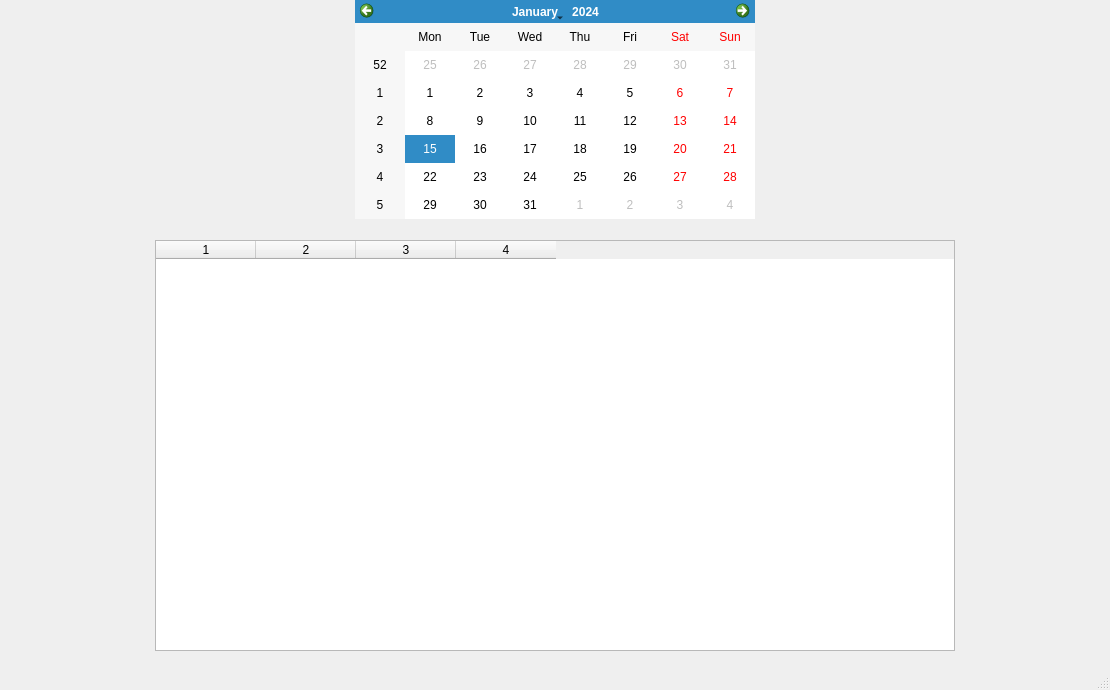
Alpmild/SchoolProject, file Interfaces/UserWindow.ui: the form before one commit.
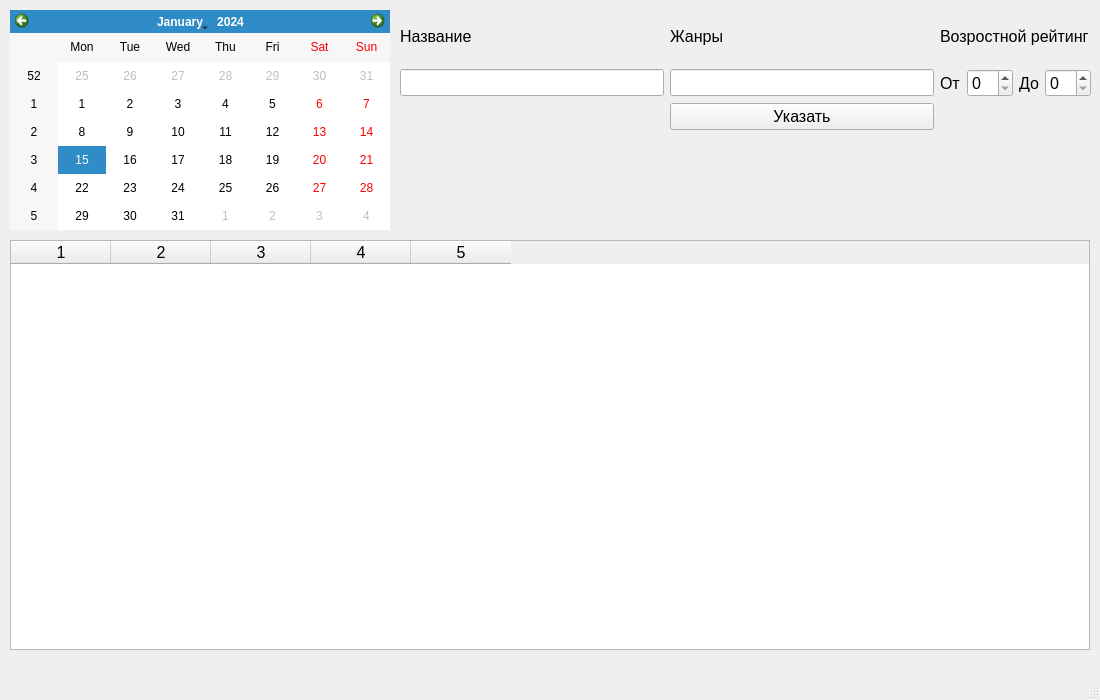
The form after the commit.

Patch:
```diff
--- a/Interfaces/UserWindow.ui
+++ b/Interfaces/UserWindow.ui
@@ -6,65 +6,162 @@
    <rect>
     <x>0</x>
     <y>0</y>
-    <width>1110</width>
-    <height>690</height>
+    <width>1100</width>
+    <height>700</height>
    </rect>
   </property>
   <property name="windowTitle">
    <string>MainWindow</string>
   </property>
   <widget class="QWidget" name="centralwidget">
-   <widget class="QTableWidget" name="FilmsTable">
+   <widget class="QWidget" name="gridLayoutWidget_4">
     <property name="geometry">
      <rect>
-      <x>155</x>
-      <y>240</y>
-      <width>800</width>
-      <height>411</height>
+      <x>400</x>
+      <y>10</y>
+      <width>691</width>
+      <height>120</height>
      </rect>
     </property>
-    <property name="minimumSize">
-     <size>
-      <width>800</width>
-      <height>300</height>
-     </size>
-    </property>
-    <property name="maximumSize">
-     <size>
-      <width>800</width>
-      <height>500</height>
-     </size>
-    </property>
-    <property name="styleSheet">
-     <string notr="true">font: 12pt &quot;MS Shell Dlg 2&quot;;</string>
-    </property>
-    <property name="columnCount">
-     <number>4</number>
-    </property>
-    <column/>
-    <column/>
-    <column/>
-    <column/>
+    <layout class="QGridLayout" name="gridLayout_4">
+     <item row="1" column="1">
+      <widget class="QLineEdit" name="GenresLine">
+       <property name="font">
+        <font>
+         <pointsize>12</pointsize>
+        </font>
+       </property>
+       <property name="readOnly">
+        <bool>true</bool>
+       </property>
+      </widget>
+     </item>
+     <item row="0" column="2">
+      <widget class="QLabel" name="label_9">
+       <property name="font">
+        <font>
+         <pointsize>12</pointsize>
+        </font>
+       </property>
+       <property name="text">
+        <string>Возростной рейтинг</string>
+       </property>
+      </widget>
+     </item>
+     <item row="0" column="1">
+      <widget class="QLabel" name="label_10">
+       <property name="font">
+        <font>
+         <pointsize>12</pointsize>
+        </font>
+       </property>
+       <property name="text">
+        <string>Жанры</string>
+       </property>
+      </widget>
+     </item>
+     <item row="1" column="2">
+      <layout class="QGridLayout" name="gridLayout_5">
+       <item row="0" column="3">
+        <widget class="QSpinBox" name="EndRatingSpinBox">
+         <property name="font">
+          <font>
+           <pointsize>12</pointsize>
+          </font>
+         </property>
+        </widget>
+       </item>
+       <item row="0" column="1">
+        <widget class="QSpinBox" name="StartRatingSpinBox">
+         <property name="font">
+          <font>
+           <pointsize>12</pointsize>
+          </font>
+         </property>
+        </widget>
+       </item>
+       <item row="0" column="0">
+        <widget class="QLabel" name="label_6">
+         <property name="font">
+          <font>
+           <pointsize>12</pointsize>
+           <weight>50</weight>
+           <bold>false</bold>
+          </font>
+         </property>
+         <property name="text">
+          <string>От</string>
+         </property>
+        </widget>
+       </item>
+       <item row="0" column="2">
+        <widget class="QLabel" name="label_7">
+         <property name="font">
+          <font>
+           <pointsize>12</pointsize>
+          </font>
+         </property>
+         <property name="text">
+          <string>До</string>
+         </property>
+        </widget>
+       </item>
+      </layout>
+     </item>
+     <item row="2" column="1">
+      <widget class="QPushButton" name="IndicateGenresBtn">
+       <property name="font">
+        <font>
+         <pointsize>12</pointsize>
+        </font>
+       </property>
+       <property name="text">
+        <string>Указать</string>
+       </property>
+      </widget>
+     </item>
+     <item row="0" column="0">
+      <widget class="QLabel" name="label_8">
+       <property name="font">
+        <font>
+         <pointsize>12</pointsize>
+        </font>
+       </property>
+       <property name="text">
+        <string>Название</string>
+       </property>
+      </widget>
+     </item>
+     <item row="1" column="0">
+      <widget class="QLineEdit" name="NameLine">
+       <property name="font">
+        <font>
+         <pointsize>12</pointsize>
+        </font>
+       </property>
+      </widget>
+     </item>
+    </layout>
    </widget>
    <widget class="QCalendarWidget" name="Calendar">
     <property name="geometry">
      <rect>
-      <x>355</x>
-      <y>0</y>
-      <width>400</width>
-      <height>219</height>
+      <x>10</x>
+      <y>10</y>
+      <width>380</width>
+      <height>220</height>
      </rect>
     </property>
     <property name="minimumSize">
      <size>
-      <width>300</width>
+      <width>380</width>
       <height>214</height>
      </size>
     </property>
     <property name="maximumSize">
      <size>
       <width>400</width>
-      <height>16777215</height>
+      <height>220</height>
      </size>
     </property>
     <property name="styleSheet">
@@ -78,6 +175,41 @@
      </date>
     </property>
    </widget>
+   <widget class="QTableWidget" name="FilmsTable">
+    <property name="geometry">
+     <rect>
+      <x>10</x>
+      <y>240</y>
+      <width>1080</width>
+      <height>410</height>
+     </rect>
+    </property>
+    <property name="minimumSize">
+     <size>
+      <width>800</width>
+      <height>0</height>
+     </size>
+    </property>
+    <property name="maximumSize">
+     <size>
+      <width>99999</width>
+      <height>99999</height>
+     </size>
+    </property>
+    <property name="font">
+     <font>
+      <pointsize>12</pointsize>
+     </font>
+    </property>
+    <property name="columnCount">
+     <number>5</number>
+    </property>
+    <column/>
+    <column/>
+    <column/>
+    <column/>
+    <column/>
+   </widget>
   </widget>
   <widget class="QMenuBar" name="menubar">
    <property name="geometry">
```
Left out of the diff: 4 changed lines with no effect on the pictures.
